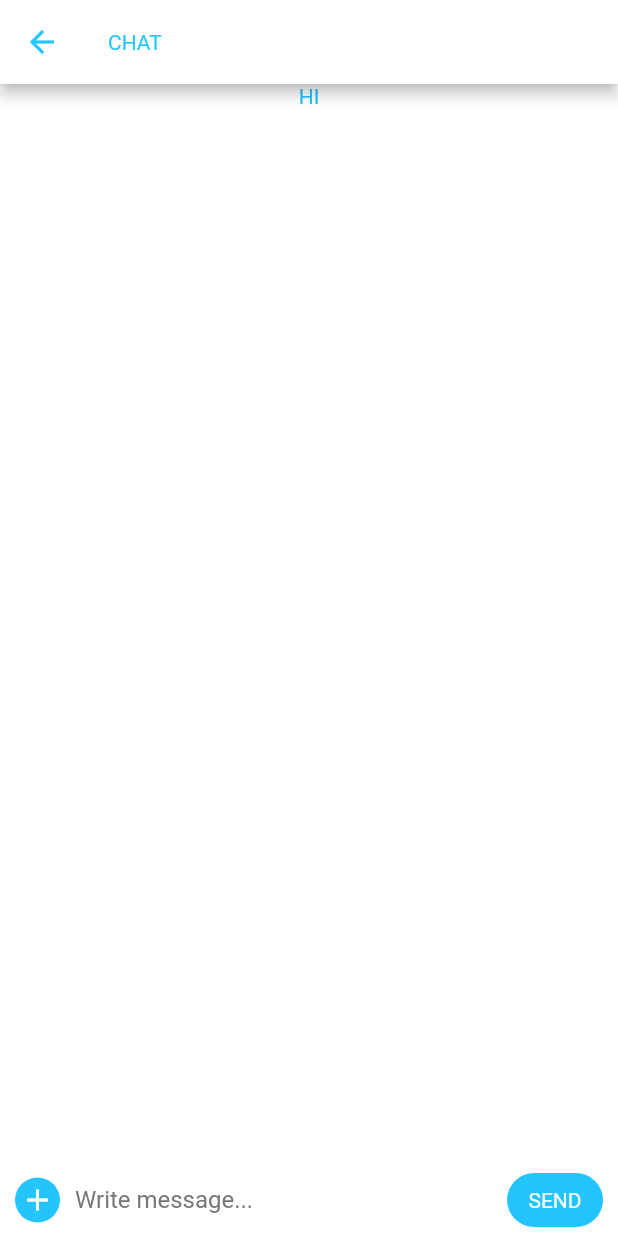
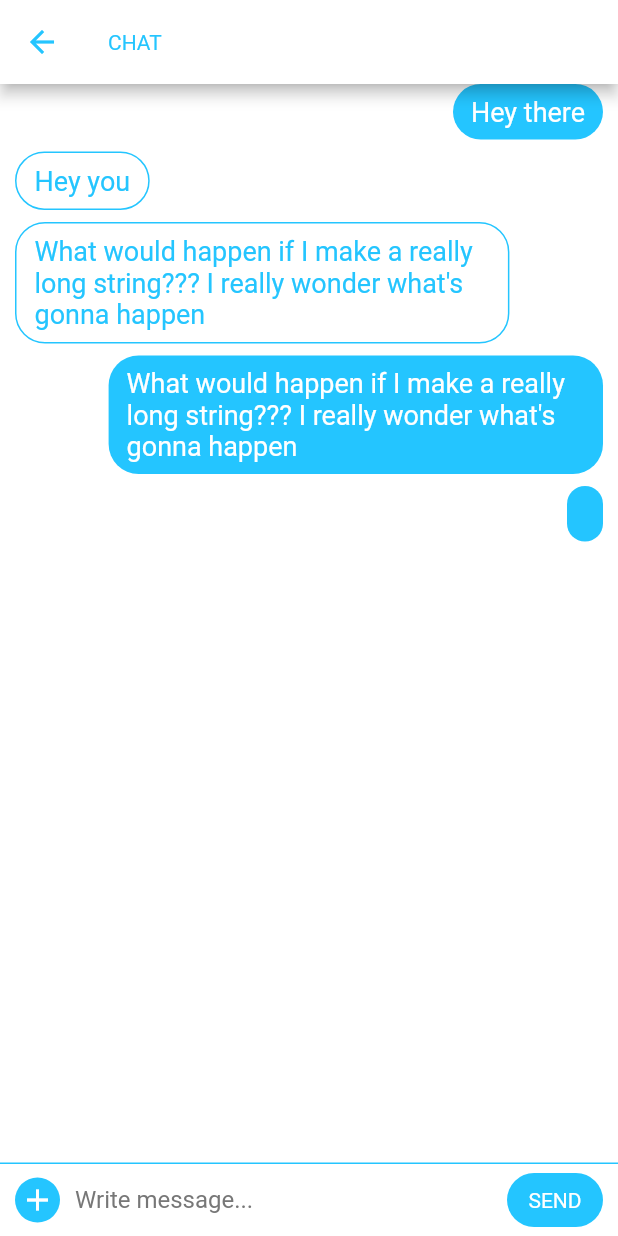
Before and after one commit to jameschoi97/sociaBLE_flutter, a Flutter app: the ChatroomPage screen opened directly, after a tap on "SEND", on a phone screen of 412 x 824 dp. Run offline on Flutter 3.47's test engine with Material 2 defaults, Android fonts, the phone set to English and light mode, and no system bars; our stand-ins replace get.

Commit message:
no message

```diff
--- /dev/null
+++ b/lib/config/util/extensions/sociable_mediaquery.dart
@@ -0,0 +1,9 @@
+import 'package:flutter/cupertino.dart';
+import 'package:get/get_utils/get_utils.dart';
+
+extension SociableMediaQueryData on MediaQueryData {
+
+  void getSize(){
+
+  }
+}
--- a/lib/main.dart
+++ b/lib/main.dart
@@ -1,10 +1,14 @@
 import 'package:flutter/material.dart';
 import 'package:get/get.dart';
 import 'package:sociable/config/constants/ui/theme_constants.dart';
+import 'package:sociable/ui/pages/chatroom/action/chat_input_controller.dart';
+import 'package:sociable/ui/pages/chatroom/action/chat_scroll_controller.dart';
 
 import 'sociable_app.dart';
 
 void main() {
   Get.put(SociableThemeController());
+  Get.put(ChatInputController());
+  Get.put(ChatScrollController());
   runApp(SociableApp());
 }
--- /dev/null
+++ b/lib/ui/pages/chatroom/action/chat_input_controller.dart
@@ -0,0 +1,5 @@
+import 'package:flutter/cupertino.dart';
+
+class ChatInputController extends TextEditingController{
+
+}
--- /dev/null
+++ b/lib/ui/pages/chatroom/action/chat_scroll_controller.dart
@@ -0,0 +1,5 @@
+import 'package:flutter/cupertino.dart';
+
+class ChatScrollController extends ScrollController{
+
+}
--- a/lib/ui/pages/chatroom/chatroom_page.dart
+++ b/lib/ui/pages/chatroom/chatroom_page.dart
@@ -3,13 +3,32 @@ import 'package:flutter/material.dart';
 import 'package:get/get.dart';
 import 'package:sociable/config/constants/ui/theme_constants.dart';
 
+import 'action/chat_input_controller.dart';
+import 'action/chat_scroll_controller.dart';
+
 class ChatroomPage extends StatelessWidget {
   static final String name = '/chat_room';
 
   final _themeController = Get.find<SociableThemeController>();
+  final _chatInputController = Get.find<ChatInputController>();
+  final _chatScrollController = Get.find<ChatScrollController>();
+
+  List<ChatMessage> messages = [
+    ChatMessage(messageContent: 'Hey there', messageType: 'receiver'),
+    ChatMessage(messageContent: 'Hey you', messageType: 'sender'),
+    ChatMessage(
+        messageContent:
+            'What would happen if I make a really long string??? I really wonder what\'s gonna happen',
+        messageType: 'sender'),
+    ChatMessage(
+        messageContent:
+            'What would happen if I make a really long string??? I really wonder what\'s gonna happen',
+        messageType: 'receiver'),
+  ].obs;
 
   @override
   Widget build(BuildContext context) {
+    final _screenWidth = MediaQuery.of(context).size.width.obs;
     return Container(
       color: _themeController.theme.colorSet.backgroundColor,
       child: SafeArea(
@@ -17,52 +36,142 @@ class ChatroomPage extends StatelessWidget {
             appBar: AppBar(
               title: Text('CHAT'),
               backgroundColor: Colors.white,
-              iconTheme: IconThemeData(color: _themeController.theme.colorSet.sociableBlue),
-              textTheme: TextTheme(headline6: TextStyle(color: _themeController.theme.colorSet.sociableBlue)),
+              iconTheme: IconThemeData(
+                  color: _themeController.theme.colorSet.sociableBlue),
+              textTheme: TextTheme(
+                  headline6: TextStyle(
+                      color: _themeController.theme.colorSet.sociableBlue)),
             ),
             body: Column(children: [
               Expanded(
-                child: Text("HI"),
+                  child: Obx(() => ListView.builder(
+                        controller: _chatScrollController,
+                        shrinkWrap: true,
+                        itemCount: messages.length,
+                        itemBuilder: (context, index) {
+                          return Align(
+                            alignment: messages[index].messageType == 'receiver'
+                                ? Alignment.topRight
+                                : Alignment.topLeft,
+                            child: Obx(() => Container(
+                                  constraints: BoxConstraints(
+                                    maxWidth: _screenWidth.value * 0.8,
                                   ),
-              Row(
+                                  margin: EdgeInsets.only(
+                                      left: 10,
+                                      right: 10,
+                                      bottom: 8),
+                                  padding: EdgeInsets.symmetric(
+                                      horizontal: 12, vertical: 8),
+                                  decoration: BoxDecoration(
+                                    border: messages[index].messageType ==
+                                            'receiver'
+                                        ? Border()
+                                        : Border.all(
+                                            color: _themeController
+                                                .theme.colorSet.sociableBlue),
+                                    borderRadius: BorderRadius.circular(20),
+                                    color: messages[index].messageType ==
+                                            'receiver'
+                                        ? _themeController
+                                            .theme.colorSet.sociableBlue
+                                        : Colors.white,
+                                  ),
+                                  child: Text(messages[index].messageContent,
+                                      style: TextStyle(
+                                        color: messages[index].messageType ==
+                                                'receiver'
+                                            ? Colors.white
+                                            : _themeController
+                                                .theme.colorSet.sociableBlue,
+                                        fontSize: 18,
+                                      )),
+                                )),
+                          );
+                        },
+                      ))),
+              Container(
+                decoration: BoxDecoration(
+                    border: Border(
+                        top: BorderSide(
+                  color: _themeController.theme.colorSet.sociableBlue,
+                ))),
+                child: Row(
                   children: [
                     Container(
-                    margin: EdgeInsets.only(left: 10, right: 10),
+                        margin: EdgeInsets.symmetric(horizontal: 10),
                         child: GestureDetector(
-                      onTap: (){},
+                            onTap: () {},
                             child: Container(
                               height: 30,
                               width: 30,
                               decoration: BoxDecoration(
-                          color: _themeController.theme.colorSet.sociableBlue,
+                                color: _themeController
+                                    .theme.colorSet.sociableBlue,
                                 borderRadius: BorderRadius.circular(30),
                               ),
                               child: Icon(Icons.add, color: Colors.white),
-                      )
-                    )
-                  ),
+                            ))),
                     Expanded(
                         child: TextField(
+                      controller: _chatInputController,
                       decoration: InputDecoration(
                         hintText: 'Write message...',
-                          hintStyle: TextStyle(color: _themeController.theme.colorSet.hintText),
+                        hintStyle: TextStyle(
+                            color: _themeController.theme.colorSet.hintText),
                         border: InputBorder.none,
                       ),
-                      )
-                  ),
+                    )),
                     Container(
                       margin: EdgeInsets.only(left: 10, right: 10),
                       child: TextButton(
-                        onPressed: (){},
-                      child: Text('SEND', style: TextStyle(color: Colors.white),),
+                        onPressed: () => _pressSend(context),
+                        child: Text(
+                          'SEND',
+                          style: TextStyle(color: Colors.white),
+                        ),
                         style: _themeController.chatButtonStyle,
                       ),
                     )
                   ],
+                ),
               )
             ])),
       ),
     );
-    throw UnimplementedError();
+  }
+
+  void _pressSend(BuildContext context) {
+    final newMessage = ChatMessage(
+        messageContent: _chatInputController.text, messageType: 'receiver');
+    messages.add(newMessage);
+    _chatInputController.text = '';
+
+    final TextPainter _textPainter = TextPainter(
+      text: TextSpan(
+        text: newMessage.messageContent,
+        style: TextStyle(fontSize: 18),
+      ),
+      textDirection: TextDirection.ltr,
+    )..layout(
+        minWidth: 0, maxWidth: MediaQuery.of(context).size.width * 0.8 - 40);
+
+    final _newMessageHeight = _textPainter.size.height;
+
+    _chatScrollController.animateTo(
+      _chatScrollController.position.maxScrollExtent + _newMessageHeight + 30,
+      duration: Duration(milliseconds: 100),
+      curve: Curves.easeOut,
+    );
   }
 }
+
+class ChatMessage {
+  String messageContent;
+  String messageType;
+
+  ChatMessage({
+    @required this.messageContent,
+    @required this.messageType,
+  });
+}
```
Also changed, not shown: 5 other files. Lines whose indentation alone changed are shown as unchanged.
